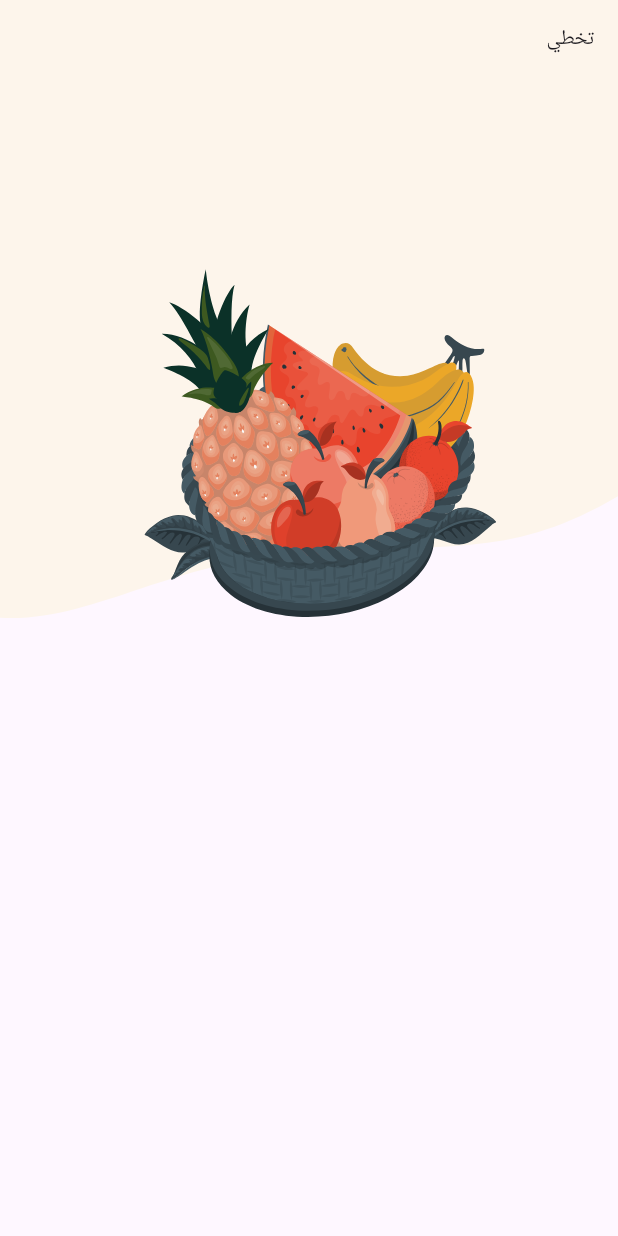
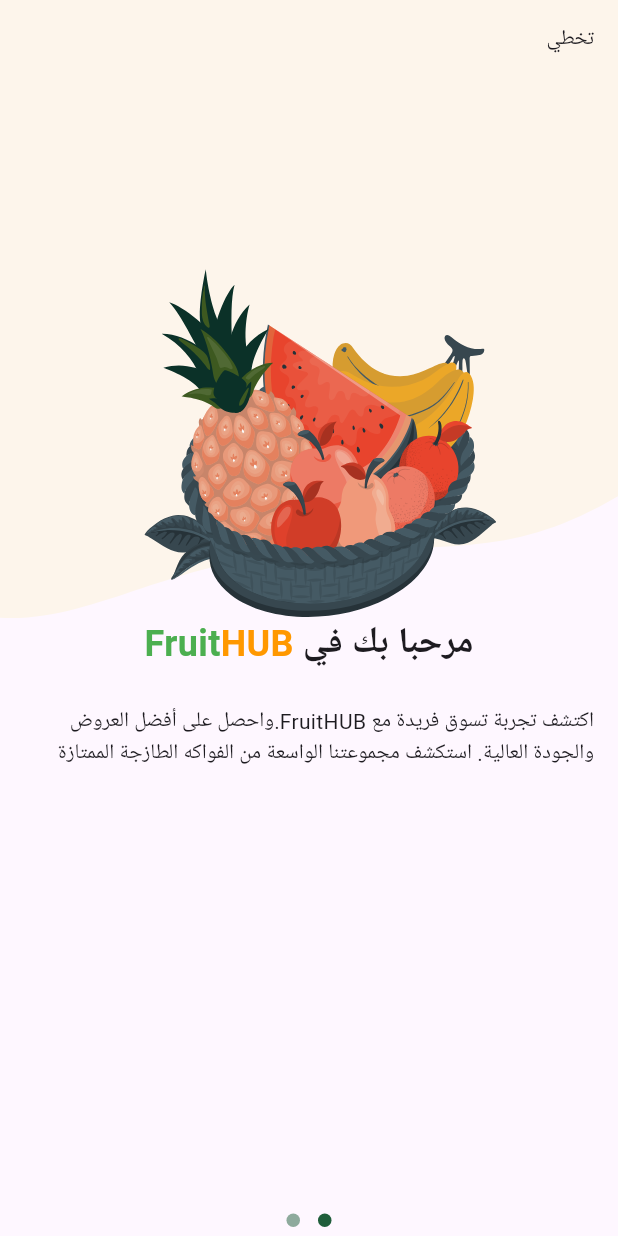
Before and after one commit to 7mk4a/fruits_ecommerce, a Flutter app: the screen it shows after launch, on a phone screen of 412 x 824 dp. Run offline on Flutter 3.47's test engine with Material 3 defaults, Android fonts, the phone set to English and light mode, and no system bars; drawn by our look-alikes of dots_indicator; our stand-ins replace flutter_svg.

Commit message:
added dots indecator

```diff
--- /dev/null
+++ b/lib/core/utils/app_colors.dart
@@ -0,0 +1,5 @@
+import 'package:flutter/material.dart';
+
+abstract class AppColors {
+  static const Color primary = Color(0xFF1F5E3B);
+}
--- a/lib/features/on_boarding/presentation/views/widgets/on_boarding_page_view.dart
+++ b/lib/features/on_boarding/presentation/views/widgets/on_boarding_page_view.dart
@@ -1,3 +1,4 @@
+import 'package:dots_indicator/dots_indicator.dart';
 import 'package:flutter/material.dart';
 import 'package:fruits_ecommerce/core/utils/app_images.dart';
 import 'package:fruits_ecommerce/features/on_boarding/presentation/views/widgets/on_page_view_item.dart';
@@ -15,7 +16,46 @@
           subTitle:
               'اكتشف تجربة تسوق فريدة مع FruitHUB.واحصل على أفضل العروض والجودة العالية. استكشف مجموعتنا الواسعة من الفواكه الطازجة الممتازة',
           title: Row(
-            children: [Text('مرحبا بك في '), Text('Fruit'), Text('HUB')],
+            mainAxisAlignment: MainAxisAlignment.center,
+
+            children: [
+              Text(
+                'مرحبا بك في ',
+                style: TextStyle(fontSize: 24, fontWeight: FontWeight.bold),
+              ),
+              Text(
+                'HUB',
+                style: TextStyle(
+                  color: Colors.orange,
+                  fontSize: 24,
+                  fontWeight: FontWeight.bold,
+                ),
+              ),
+              Text(
+                'Fruit',
+                style: TextStyle(
+                  color: Colors.green,
+                  fontSize: 24,
+                  fontWeight: FontWeight.bold,
+                ),
+              ),
+            ],
+          ),
+        ),
+        OnPageViewItem(
+          image: Assets.imagesPageViewItem2Image,
+          backGroungImage: Assets.imagesPageViewItem2BackgroundImage,
+          subTitle:
+              'نقدم لك احسن الفواكه المختارة بعناية اطلع علي التفاصيل والصور والتقيمات لتتأكد من اختيار الفاكهه المثالية',
+          title: Row(
+            mainAxisAlignment: MainAxisAlignment.center,
+
+            children: [
+              Text(
+                'ابحث وتسوق',
+                style: TextStyle(fontSize: 24, fontWeight: FontWeight.bold),
+              ),
+            ],
           ),
         ),
       ],
--- a/lib/features/on_boarding/presentation/views/widgets/on_boarding_view_body.dart
+++ b/lib/features/on_boarding/presentation/views/widgets/on_boarding_view_body.dart
@@ -1,4 +1,6 @@
+import 'package:dots_indicator/dots_indicator.dart';
 import 'package:flutter/material.dart';
+import 'package:fruits_ecommerce/core/utils/app_colors.dart';
 import 'package:fruits_ecommerce/features/on_boarding/presentation/views/widgets/on_boarding_page_view.dart';
 
 class OnBoardingViewBody extends StatelessWidget {
@@ -6,6 +8,17 @@
 
   @override
   Widget build(BuildContext context) {
-    return Column(children: [Expanded(child: OnBoardingPageView())]);
+    return Column(
+      children: [
+        Expanded(child: OnBoardingPageView()),
+        DotsIndicator(
+          dotsCount: 2,
+          decorator: DotsDecorator(
+            activeColor: AppColors.primary,
+            color: AppColors.primary.withOpacity(0.5),
+          ),
+        ),
+      ],
+    );
   }
 }
--- a/lib/features/on_boarding/presentation/views/widgets/on_page_view_item.dart
+++ b/lib/features/on_boarding/presentation/views/widgets/on_page_view_item.dart
@@ -34,6 +34,12 @@
             ],
           ),
         ),
+        title,
+        SizedBox(height: 24),
+        Padding(
+          padding: const EdgeInsets.symmetric(horizontal: 16),
+          child: Text(subTitle),
+        ),
       ],
     );
   }
```
Also changed, not shown: pubspec.yaml (+4 -9 lines), pubspec.lock.
